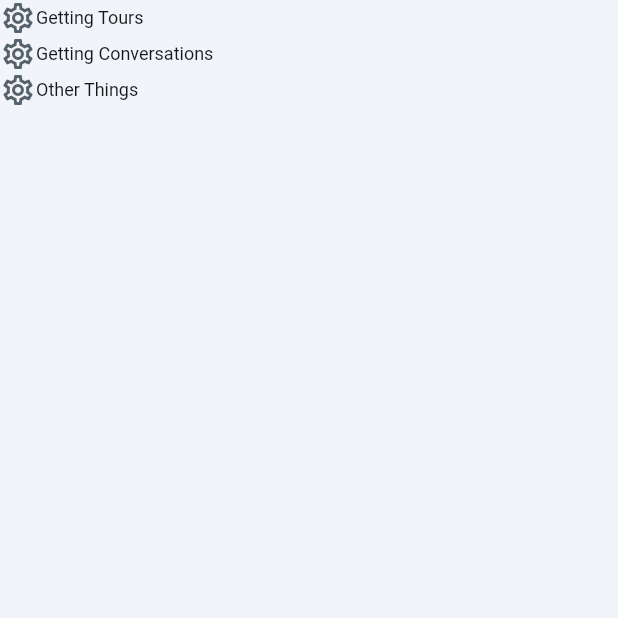
After one commit to jfletcher5/tour_guide_poc_flutter, a Flutter app: the AppLoaderWidget screen opened by its route, on a phone screen of 412 x 824 dp, the top half of it. The commit adds this screen. Run offline on Flutter 3.47's test engine with Material 3 defaults, Android fonts, the phone set to English and light mode, and no system bars; our stand-ins replace auto_size_text, cloud_firestore, dropdown_button2, equatable, firebase_auth, firebase_core and 12 more; missing offline and left inert: json_path, mime_type; accounts and stored records are empty; network calls fail; Roboto replaces fonts that are missing (Readex Pro).

Commit message:
Updating to latest FlutterFlow output.

```diff
--- /dev/null
+++ b/lib/app_loader/app_loader_model.dart
@@ -0,0 +1,17 @@
+import '/flutter_flow/flutter_flow_util.dart';
+import 'app_loader_widget.dart' show AppLoaderWidget;
+import 'package:flutter/material.dart';
+
+class AppLoaderModel extends FlutterFlowModel<AppLoaderWidget> {
+  ///  State fields for stateful widgets in this page.
+
+  final unfocusNode = FocusNode();
+
+  @override
+  void initState(BuildContext context) {}
+
+  @override
+  void dispose() {
+    unfocusNode.dispose();
+  }
+}
--- /dev/null
+++ b/lib/app_loader/app_loader_widget.dart
@@ -0,0 +1,105 @@
+import '/flutter_flow/flutter_flow_theme.dart';
+import '/flutter_flow/flutter_flow_util.dart';
+import 'package:flutter/material.dart';
+import 'app_loader_model.dart';
+export 'app_loader_model.dart';
+
+class AppLoaderWidget extends StatefulWidget {
+  const AppLoaderWidget({super.key});
+
+  @override
+  State<AppLoaderWidget> createState() => _AppLoaderWidgetState();
+}
+
+class _AppLoaderWidgetState extends State<AppLoaderWidget> {
+  late AppLoaderModel _model;
+
+  final scaffoldKey = GlobalKey<ScaffoldState>();
+
+  @override
+  void initState() {
+    super.initState();
+    _model = createModel(context, () => AppLoaderModel());
+
+    WidgetsBinding.instance.addPostFrameCallback((_) => setState(() {}));
+  }
+
+  @override
+  void dispose() {
+    _model.dispose();
+
+    super.dispose();
+  }
+
+  @override
+  Widget build(BuildContext context) {
+    return GestureDetector(
+      onTap: () => _model.unfocusNode.canRequestFocus
+          ? FocusScope.of(context).requestFocus(_model.unfocusNode)
+          : FocusScope.of(context).unfocus(),
+      child: Scaffold(
+        key: scaffoldKey,
+        backgroundColor: FlutterFlowTheme.of(context).primaryBackground,
+        body: SafeArea(
+          top: true,
+          child: Column(
+            mainAxisSize: MainAxisSize.max,
+            children: [
+              Row(
+                mainAxisSize: MainAxisSize.max,
+                children: [
+                  Icon(
+                    Icons.settings_outlined,
+                    color: FlutterFlowTheme.of(context).secondaryText,
+                    size: 24.0,
+                  ),
+                  Text(
+                    'Getting Tours',
+                    style: FlutterFlowTheme.of(context).bodyMedium.override(
+                          fontFamily: 'Readex Pro',
+                          letterSpacing: 0.0,
+                        ),
+                  ),
+                ],
+              ),
+              Row(
+                mainAxisSize: MainAxisSize.max,
+                children: [
+                  Icon(
+                    Icons.settings_outlined,
+                    color: FlutterFlowTheme.of(context).secondaryText,
+                    size: 24.0,
+                  ),
+                  Text(
+                    'Getting Conversations',
+                    style: FlutterFlowTheme.of(context).bodyMedium.override(
+                          fontFamily: 'Readex Pro',
+                          letterSpacing: 0.0,
+                        ),
+                  ),
+                ],
+              ),
+              Row(
+                mainAxisSize: MainAxisSize.max,
+                children: [
+                  Icon(
+                    Icons.settings_outlined,
+                    color: FlutterFlowTheme.of(context).secondaryText,
+                    size: 24.0,
+                  ),
+                  Text(
+                    'Other Things',
+                    style: FlutterFlowTheme.of(context).bodyMedium.override(
+                          fontFamily: 'Readex Pro',
+                          letterSpacing: 0.0,
+                        ),
+                  ),
+                ],
+              ),
+            ],
+          ),
+        ),
+      ),
+    );
+  }
+}
--- a/lib/flutter_flow/nav/nav.dart
+++ b/lib/flutter_flow/nav/nav.dart
@@ -102,12 +102,7 @@ GoRouter createRouter(AppStateNotifier appStateNotifier) => GoRouter(
         FFRoute(
           name: 'chat_ai_Screen',
           path: '/chatAiScreen',
-          builder: (context, params) => ChatAiScreenWidget(
-            tourID: params.getParam(
-              'tourID',
-              ParamType.String,
-            ),
-          ),
+          builder: (context, params) => const ChatAiScreenWidget(),
         ),
         FFRoute(
           name: 'testpage',
@@ -120,6 +115,11 @@ GoRouter createRouter(AppStateNotifier appStateNotifier) => GoRouter(
           name: 'testpageConvos',
           path: '/testpageConvos',
           builder: (context, params) => const TestpageConvosWidget(),
+        ),
+        FFRoute(
+          name: 'appLoader',
+          path: '/appLoader',
+          builder: (context, params) => const AppLoaderWidget(),
         )
       ].map((r) => r.toRoute(appStateNotifier)).toList(),
     );
--- a/lib/index.dart
+++ b/lib/index.dart
@@ -6,3 +6,4 @@ export '/chat_g_p_t_component/chat_ai_screen/chat_ai_screen_widget.dart'
     show ChatAiScreenWidget;
 export '/testpage/testpage_widget.dart' show TestpageWidget;
 export '/testpage_convos/testpage_convos_widget.dart' show TestpageConvosWidget;
+export '/app_loader/app_loader_widget.dart' show AppLoaderWidget;
--- a/lib/selector/create_conversation/create_conversation_model.dart
+++ b/lib/selector/create_conversation/create_conversation_model.dart
@@ -1,5 +1,6 @@
 import '/backend/api_requests/api_calls.dart';
 import '/flutter_flow/flutter_flow_util.dart';
+import '/flutter_flow/form_field_controller.dart';
 import 'create_conversation_widget.dart' show CreateConversationWidget;
 import 'package:flutter/material.dart';
 
@@ -7,6 +8,9 @@ class CreateConversationModel
     extends FlutterFlowModel<CreateConversationWidget> {
   ///  State fields for stateful widgets in this component.
 
+  // State field(s) for DropDown widget.
+  String? dropDownValue;
+  FormFieldController<String>? dropDownValueController;
   // State field(s) for convoID widget.
   FocusNode? convoIDFocusNode;
   TextEditingController? convoIDTextController;
--- a/lib/selector/landing_page/landing_page_model.dart
+++ b/lib/selector/landing_page/landing_page_model.dart
@@ -37,8 +37,8 @@ class LandingPageModel extends FlutterFlowModel<LandingPageWidget> {
   ///  State fields for stateful widgets in this page.
 
   final unfocusNode = FocusNode();
-  // Stores action output result for [Backend Call - API (Get Tours)] action in LandingPage widget.
-  ApiCallResponse? getToursPageLoad;
+  // Stores action output result for [Backend Call - API (Get Conversations by User)] action in LandingPage widget.
+  ApiCallResponse? getConvoByUserLoad;
   // State field(s) for DropDown widget.
   String? dropDownValue1;
   FormFieldController<String>? dropDownValueController1;
--- a/lib/testpage/testpage_widget.dart
+++ b/lib/testpage/testpage_widget.dart
@@ -113,7 +113,7 @@ class _TestpageWidgetState extends State<TestpageWidget> {
                                   );
                                   if ((_model.apiResult42z?.succeeded ??
                                       true)) {
-                                    FFAppState().appConversations =
+                                    FFAppState().appConversationsJSON =
                                         (_model.apiResult42z?.jsonBody ?? '');
                                     setState(() {});
                                   }
```
Also changed, not shown: lib/app_state.dart (+4 -4 lines), lib/backend/api_requests/api_calls.dart (+56 -0 lines), lib/chat_g_p_t_component/chat_ai_screen/chat_ai_screen_widget.dart (+1 -6 lines), lib/selector/create_conversation/create_conversation_widget.dart (+41 -7 lines), lib/selector/landing_page/landing_page_widget.dart (+16 -27 lines), lib/testpage_convos/testpage_convos_widget.dart (+7 -7 lines).
